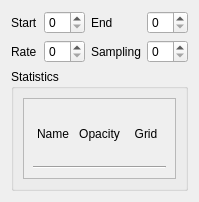
The window that ui/statisticHandler.ui (IENT/YUView) describes before a commit, drawn with Qt 5.
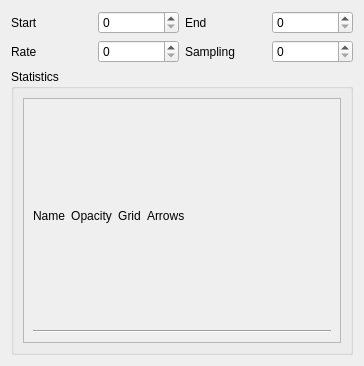
The same window after the commit.

Commit message: - better arrow scaling - added option to turn off arrow heads for dense motion fields

What changed in the file:
```diff
--- a/ui/statisticHandler.ui
+++ b/ui/statisticHandler.ui
@@ -6,8 +6,8 @@
    <rect>
     <x>0</x>
     <y>0</y>
-    <width>182</width>
-    <height>202</height>
+    <width>364</width>
+    <height>366</height>
    </rect>
   </property>
   <property name="windowTitle">
@@ -74,21 +74,11 @@
           <rect>
            <x>0</x>
            <y>0</y>
-           <width>142</width>
-           <height>95</height>
+           <width>308</width>
+           <height>237</height>
           </rect>
          </property>
          <layout class="QGridLayout" name="gridLayout">
-          <item row="0" column="0">
-           <widget class="QLabel" name="label">
-            <property name="text">
-             <string>Name</string>
-            </property>
-            <property name="alignment">
-             <set>Qt::AlignCenter</set>
-            </property>
-           </widget>
-          </item>
           <item row="0" column="2">
            <widget class="QLabel" name="label_3">
             <property name="text">
@@ -99,13 +89,6 @@
             </property>
            </widget>
           </item>
-          <item row="1" column="0" colspan="3">
-           <widget class="Line" name="line">
-            <property name="orientation">
-             <enum>Qt::Horizontal</enum>
-            </property>
-           </widget>
-          </item>
           <item row="0" column="1">
            <widget class="QLabel" name="label_2">
             <property name="text">
@@ -116,6 +99,30 @@
             </property>
            </widget>
           </item>
+          <item row="1" column="0" colspan="12">
+           <widget class="Line" name="line">
+            <property name="orientation">
+             <enum>Qt::Horizontal</enum>
+            </property>
+           </widget>
+          </item>
+          <item row="0" column="0">
+           <widget class="QLabel" name="label">
+            <property name="text">
+             <string>Name</string>
+            </property>
+            <property name="alignment">
+             <set>Qt::AlignCenter</set>
+            </property>
+           </widget>
+          </item>
+          <item row="0" column="3">
+           <widget class="QLabel" name="label_4">
+            <property name="text">
+             <string>Arrows</string>
+            </property>
+           </widget>
+          </item>
          </layout>
         </widget>
        </widget>
```
The commit also changes 8 other files.
